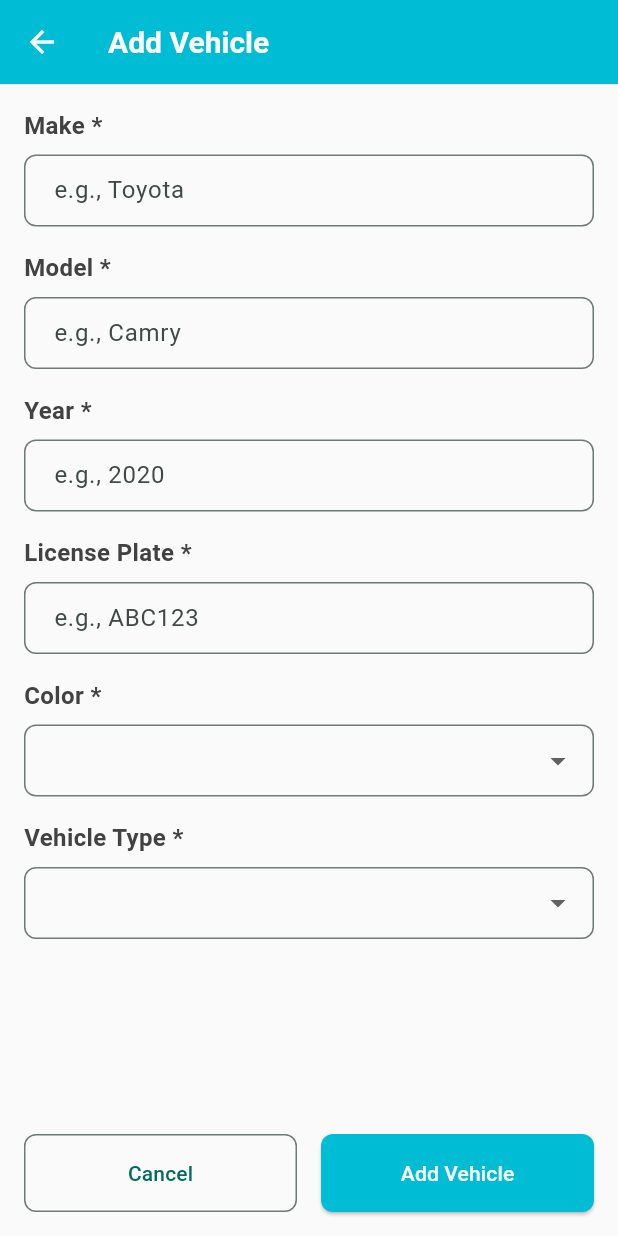
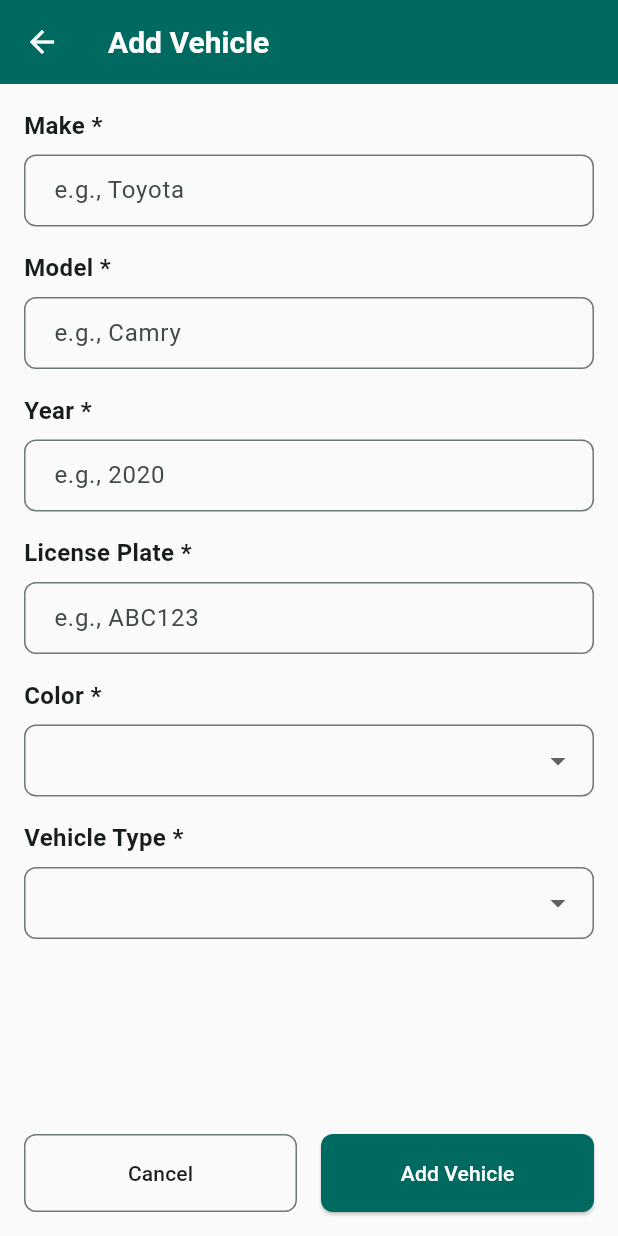
Before and after one commit to sujayrasal/Park_ease, a Flutter app: the AddEditVehicleScreen screen opened directly with empty values, on a phone screen of 412 x 824 dp. Run offline on Flutter 3.47's test engine with Material 3 defaults, Android fonts, the phone set to English and light mode, and no system bars; our stand-ins replace cloud_firestore, firebase_auth, firebase_core, geocoding, geolocator, google_sign_in and 2 more; accounts and stored records are empty.

Commit message:
final changes

```diff
--- a/lib/screens/my_vehicles_screen.dart
+++ b/lib/screens/my_vehicles_screen.dart
@@ -103,27 +103,29 @@ class _MyVehiclesScreenState extends State<MyVehiclesScreen> {
 
   @override
   Widget build(BuildContext context) {
+    final theme = Theme.of(context);
+
     if (_isLoading) {
       return Scaffold(
-        backgroundColor: Colors.grey[50],
+        backgroundColor: theme.scaffoldBackgroundColor,
         appBar: AppBar(
-          backgroundColor: const Color(0xFF00BCD4), // Cyan
+          backgroundColor: theme.colorScheme.primary,
           title: Text(
             'My Vehicles',
             style: TextStyle(
-              color: Colors.white,
+              color: theme.colorScheme.onPrimary,
               fontWeight: FontWeight.bold,
             ),
           ),
           leading: IconButton(
-            icon: Icon(Icons.arrow_back, color: Colors.white),
+            icon: Icon(Icons.arrow_back, color: theme.colorScheme.onPrimary),
             onPressed: () => Navigator.pop(context),
           ),
           elevation: 0,
         ),
         body: Center(
           child: CircularProgressIndicator(
-            valueColor: AlwaysStoppedAnimation<Color>(Color(0xFF00BCD4)), // Cyan
+            valueColor: AlwaysStoppedAnimation<Color>(theme.colorScheme.primary),
           ),
         ),
       );
@@ -131,41 +133,44 @@ class _MyVehiclesScreenState extends State<MyVehiclesScreen> {
 
     if (_auth.currentUser == null) {
       return Scaffold(
-        backgroundColor: Colors.grey[50],
+        backgroundColor: theme.scaffoldBackgroundColor,
         appBar: AppBar(
-          backgroundColor: const Color(0xFF00BCD4), // Cyan
+          backgroundColor: theme.colorScheme.primary,
           title: Text(
             'My Vehicles',
             style: TextStyle(
-              color: Colors.white,
+              color: theme.colorScheme.onPrimary,
               fontWeight: FontWeight.bold,
             ),
           ),
           leading: IconButton(
-            icon: Icon(Icons.arrow_back, color: Colors.white),
+            icon: Icon(Icons.arrow_back, color: theme.colorScheme.onPrimary),
             onPressed: () => Navigator.pop(context),
           ),
           elevation: 0,
         ),
         body: Center(
-          child: Text('Please login to view your vehicles.'),
+          child: Text(
+            'Please login to view your vehicles.',
+            style: TextStyle(color: theme.colorScheme.onBackground),
+          ),
         ),
       );
     }
 
     return Scaffold(
-      backgroundColor: Colors.grey[50],
+      backgroundColor: theme.scaffoldBackgroundColor,
       appBar: AppBar(
-        backgroundColor: const Color(0xFF00BCD4), // Cyan
+        backgroundColor: theme.colorScheme.primary,
         title: Text(
           'My Vehicles',
           style: TextStyle(
-            color: Colors.white,
+            color: theme.colorScheme.onPrimary,
             fontWeight: FontWeight.bold,
           ),
         ),
         leading: IconButton(
-          icon: Icon(Icons.arrow_back, color: Colors.white),
+          icon: Icon(Icons.arrow_back, color: theme.colorScheme.onPrimary),
           onPressed: () => Navigator.pop(context),
         ),
         elevation: 0,
@@ -180,7 +185,7 @@ class _MyVehiclesScreenState extends State<MyVehiclesScreen> {
               child: ElevatedButton(
                 onPressed: () => _showAddVehicleDialog(),
                 style: ElevatedButton.styleFrom(
-                  backgroundColor: const Color(0xFF00BCD4), // Cyan
+                  backgroundColor: theme.colorScheme.primary,
                   padding: EdgeInsets.symmetric(vertical: 16),
                   shape: RoundedRectangleBorder(
                     borderRadius: BorderRadius.circular(8),
@@ -189,12 +194,12 @@ class _MyVehiclesScreenState extends State<MyVehiclesScreen> {
                 child: Row(
                   mainAxisAlignment: MainAxisAlignment.center,
                   children: [
-                    Icon(Icons.add, color: Colors.white),
+                    Icon(Icons.add, color: theme.colorScheme.onPrimary),
                     SizedBox(width: 8),
                     Text(
                       'Add New Vehicle',
                       style: TextStyle(
-                        color: Colors.white,
+                        color: theme.colorScheme.onPrimary,
                         fontSize: 16,
                         fontWeight: FontWeight.w500,
                       ),
@@ -247,7 +252,7 @@ class _MyVehiclesScreenState extends State<MyVehiclesScreen> {
                   if (snapshot.connectionState == ConnectionState.waiting) {
                     return Center(
                       child: CircularProgressIndicator(
-                        valueColor: AlwaysStoppedAnimation<Color>(Color(0xFF00BCD4)), // Cyan
+                        valueColor: AlwaysStoppedAnimation<Color>(theme.colorScheme.primary),
                       ),
                     );
                   }
@@ -264,7 +269,7 @@ class _MyVehiclesScreenState extends State<MyVehiclesScreen> {
                   return ListView.builder(
                     itemCount: vehicles.length,
                     itemBuilder: (context, index) {
-                      return _buildVehicleCard(vehicles[index]);
+                      return _buildVehicleCard(vehicles[index], theme);
                     },
                   );
                 },
@@ -308,16 +313,16 @@ class _MyVehiclesScreenState extends State<MyVehiclesScreen> {
     );
   }
 
-  Widget _buildVehicleCard(Vehicle vehicle) {
+  Widget _buildVehicleCard(Vehicle vehicle, ThemeData theme) {
     return Container(
       margin: EdgeInsets.only(bottom: 16),
       padding: EdgeInsets.all(16),
       decoration: BoxDecoration(
-        color: Colors.white,
+        color: theme.cardColor,
         borderRadius: BorderRadius.circular(8),
         boxShadow: [
           BoxShadow(
-            color: Colors.grey.withOpacity(0.1),
+            color: theme.shadowColor.withOpacity(0.05),
             spreadRadius: 1,
             blurRadius: 3,
             offset: Offset(0, 1),
@@ -332,12 +337,12 @@ class _MyVehiclesScreenState extends State<MyVehiclesScreen> {
             width: 48,
             height: 48,
             decoration: BoxDecoration(
-              color: const Color(0xFF00BCD4), // Cyan
+              color: theme.colorScheme.primary,
               borderRadius: BorderRadius.circular(24),
             ),
             child: Icon(
               Icons.directions_car,
-              color: Colors.white,
+              color: theme.colorScheme.onPrimary,
               size: 24,
             ),
           ),
@@ -352,7 +357,7 @@ class _MyVehiclesScreenState extends State<MyVehiclesScreen> {
                   style: TextStyle(
                     fontSize: 18,
                     fontWeight: FontWeight.bold,
-                    color: Colors.grey[800],
+                    color: theme.colorScheme.onBackground,
                   ),
                 ),
                 SizedBox(height: 4),
@@ -360,7 +365,7 @@ class _MyVehiclesScreenState extends State<MyVehiclesScreen> {
                   vehicle.vehicleType,
                   style: TextStyle(
                     fontSize: 14,
-                    color: Colors.grey[600],
+                    color: theme.colorScheme.onBackground.withOpacity(0.7),
                   ),
                 ),
                 SizedBox(height: 8),
@@ -371,20 +376,20 @@ class _MyVehiclesScreenState extends State<MyVehiclesScreen> {
                       style: TextStyle(
                         fontSize: 14,
                         fontWeight: FontWeight.w500,
-                        color: Colors.grey[700],
+                        color: theme.colorScheme.onBackground.withOpacity(0.7),
                       ),
                     ),
                     Container(
                       padding: EdgeInsets.symmetric(horizontal: 8, vertical: 4),
                       decoration: BoxDecoration(
-                        color: Colors.grey[100],
+                        color: theme.scaffoldBackgroundColor,
                         borderRadius: BorderRadius.circular(4),
                       ),
                       child: Text(
                         vehicle.licensePlate,
                         style: TextStyle(
                           fontSize: 14,
-                          color: Colors.grey[600],
+                          color: theme.colorScheme.onBackground.withOpacity(0.7),
                         ),
                       ),
                     ),
@@ -398,14 +403,14 @@ class _MyVehiclesScreenState extends State<MyVehiclesScreen> {
                       style: TextStyle(
                         fontSize: 14,
                         fontWeight: FontWeight.w500,
-                        color: Colors.grey[700],
+                        color: theme.colorScheme.onBackground.withOpacity(0.7),
                       ),
                     ),
                     Text(
                       vehicle.color,
                       style: TextStyle(
                         fontSize: 14,
-                        color: Colors.grey[600],
+                        color: theme.colorScheme.onBackground.withOpacity(0.7),
                       ),
                     ),
                   ],
@@ -598,19 +603,21 @@ class _AddEditVehicleScreenState extends State<AddEditVehicleScreen> {
 
   @override
   Widget build(BuildContext context) {
+    final theme = Theme.of(context);
+
     return Scaffold(
       backgroundColor: Colors.grey[50],
       appBar: AppBar(
-        backgroundColor: const Color(0xFF00BCD4), // Cyan
+        backgroundColor: theme.colorScheme.primary,
         title: Text(
           widget.vehicle == null ? 'Add Vehicle' : 'Edit Vehicle',
           style: TextStyle(
-            color: Colors.white,
+            color: theme.colorScheme.onPrimary,
             fontWeight: FontWeight.bold,
           ),
         ),
         leading: IconButton(
-          icon: Icon(Icons.arrow_back, color: Colors.white),
+          icon: Icon(Icons.arrow_back, color: theme.colorScheme.onPrimary),
           onPressed: () => Navigator.pop(context),
         ),
         elevation: 0,
@@ -626,25 +633,25 @@ class _AddEditVehicleScreenState extends State<AddEditVehicleScreen> {
                   child: Column(
                     crossAxisAlignment: CrossAxisAlignment.start,
                     children: [
-                      _buildTextField('Make', _makeController, 'e.g., Toyota'),
+                      _buildTextField('Make', _makeController, 'e.g., Toyota', theme),
                       SizedBox(height: 16),
-                      _buildTextField('Model', _modelController, 'e.g., Camry'),
+                      _buildTextField('Model', _modelController, 'e.g., Camry', theme),
                       SizedBox(height: 16),
-                      _buildTextField('Year', _yearController, 'e.g., 2020', TextInputType.number),
+                      _buildTextField('Year', _yearController, 'e.g., 2020', theme, TextInputType.number),
                       SizedBox(height: 16),
-                      _buildTextField('License Plate', _licensePlateController, 'e.g., ABC123'),
+                      _buildTextField('License Plate', _licensePlateController, 'e.g., ABC123', theme),
                       SizedBox(height: 16),
                       _buildDropdown('Color', _selectedColor, _colors, (value) {
                         setState(() {
                           _selectedColor = value!;
                         });
-                      }),
+                      }, theme),
                       SizedBox(height: 16),
                       _buildDropdown('Vehicle Type', _selectedVehicleType, _vehicleTypes, (value) {
                         setState(() {
                           _selectedVehicleType = value!;
                         });
-                      }),
+                      }, theme),
                     ],
                   ),
                 ),
@@ -661,7 +668,7 @@ class _AddEditVehicleScreenState extends State<AddEditVehicleScreen> {
                           borderRadius: BorderRadius.circular(8),
                         ),
                       ),
-                      child: Text('Cancel'),
+                      child: Text('Cancel', style: TextStyle(color: theme.colorScheme.onBackground)),
                     ),
                   ),
                   SizedBox(width: 16),
@@ -669,7 +676,7 @@ class _AddEditVehicleScreenState extends State<AddEditVehicleScreen> {
                     child: ElevatedButton(
                       onPressed: _isLoading ? null : _saveVehicle,
                       style: ElevatedButton.styleFrom(
-                        backgroundColor: const Color(0xFF00BCD4), // Cyan
+                        backgroundColor: theme.colorScheme.primary,
                         padding: EdgeInsets.symmetric(vertical: 16),
                         shape: RoundedRectangleBorder(
                           borderRadius: BorderRadius.circular(8),
@@ -681,12 +688,12 @@ class _AddEditVehicleScreenState extends State<AddEditVehicleScreen> {
                               height: 20,
                               child: CircularProgressIndicator(
                                 strokeWidth: 2,
-                                valueColor: AlwaysStoppedAnimation<Color>(Colors.white),
+                                valueColor: AlwaysStoppedAnimation<Color>(theme.colorScheme.onPrimary),
                               ),
                             )
                           : Text(
                               widget.vehicle == null ? 'Add Vehicle' : 'Update Vehicle',
-                              style: TextStyle(color: Colors.white),
+                              style: TextStyle(color: theme.colorScheme.onPrimary),
                             ),
                     ),
                   ),
@@ -699,16 +706,16 @@ class _AddEditVehicleScreenState extends State<AddEditVehicleScreen> {
     );
   }
 
-  Widget _buildTextField(String label, TextEditingController controller, String hint, [TextInputType? keyboardType]) {
+  Widget _buildTextField(String label, TextEditingController controller, String hint, ThemeData theme, [TextInputType? keyboardType]) {
     return Column(
       crossAxisAlignment: CrossAxisAlignment.start,
       children: [
         Text(
           '$label *',
           style: TextStyle(
-            fontSize: 16, // Slightly larger
-            fontWeight: FontWeight.bold, // Make bolder
-            color: Colors.grey[800], // Darker for emphasis
+            fontSize: 16,
+            fontWeight: FontWeight.bold,
+            color: theme.colorScheme.onBackground,
           ),
         ),
         SizedBox(height: 8),
@@ -722,7 +729,7 @@ class _AddEditVehicleScreenState extends State<AddEditVehicleScreen> {
             ),
             focusedBorder: OutlineInputBorder(
               borderRadius: BorderRadius.circular(8),
-              borderSide: BorderSide(color: const Color(0xFF00BCD4)), // Cyan
+              borderSide: BorderSide(color: theme.colorScheme.primary),
             ),
             contentPadding: EdgeInsets.symmetric(horizontal: 16, vertical: 12),
           ),
@@ -743,16 +750,16 @@ class _AddEditVehicleScreenState extends State<AddEditVehicleScreen> {
     );
   }
 
-  Widget _buildDropdown(String label, String value, List<String> items, Function(String?) onChanged) {
+  Widget _buildDropdown(String label, String value, List<String> items, Function(String?) onChanged, ThemeData theme) {
     return Column(
       crossAxisAlignment: CrossAxisAlignment.start,
       children: [
         Text(
           '$label *',
           style: TextStyle(
-            fontSize: 16, // Slightly larger
-            fontWeight: FontWeight.bold, // Make bolder
-            color: Colors.grey[800], // Darker for emphasis
+            fontSize: 16,
+            fontWeight: FontWeight.bold,
+            color: theme.colorScheme.onBackground,
           ),
         ),
         SizedBox(height: 8),
@@ -764,14 +771,14 @@ class _AddEditVehicleScreenState extends State<AddEditVehicleScreen> {
             ),
             focusedBorder: OutlineInputBorder(
               borderRadius: BorderRadius.circular(8),
-              borderSide: BorderSide(color: const Color(0xFF00BCD4)), // Cyan
+              borderSide: BorderSide(color: theme.colorScheme.primary),
             ),
             contentPadding: EdgeInsets.symmetric(horizontal: 16, vertical: 12),
           ),
           items: items.map((String item) {
             return DropdownMenuItem<String>(
               value: item,
-              child: Text(item),
+              child: Text(item, style: TextStyle(color: theme.colorScheme.onBackground)),
             );
           }).toList(),
           onChanged: onChanged,
```
